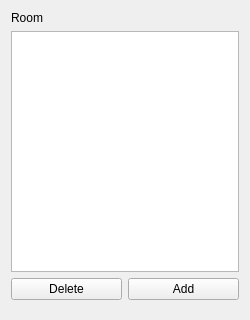
Old version of the form forms/listwidget.ui in the repository JuPedSim/jpseditor; both pictures show x 0 to 250 and y 0 to 320 of the 250 by 600 pixel window.
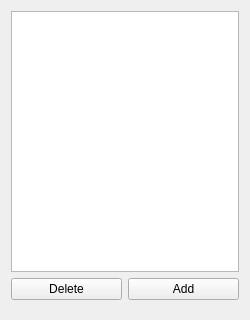
New version of the form.

Commit message:
feat(jpseditor-213): Refactor list widget
For room, platform, stair

Patch:
```diff
--- a/forms/listwidget.ui
+++ b/forms/listwidget.ui
@@ -31,14 +31,7 @@
      <item>
       <layout class="QVBoxLayout" name="verticalLayout_2">
        <item>
-        <widget class="QLabel" name="label">
-         <property name="text">
-          <string>Room</string>
-         </property>
-        </widget>
-       </item>
-       <item>
-        <widget class="QListWidget" name="listWidget_rooms"/>
+        <widget class="QListWidget" name="listWidget_zones"/>
        </item>
        <item>
         <layout class="QHBoxLayout" name="horizontalLayout_2">
```
Left out of the diff: 4 changed lines with no effect on the pictures. The commit also changes 7 other files.
